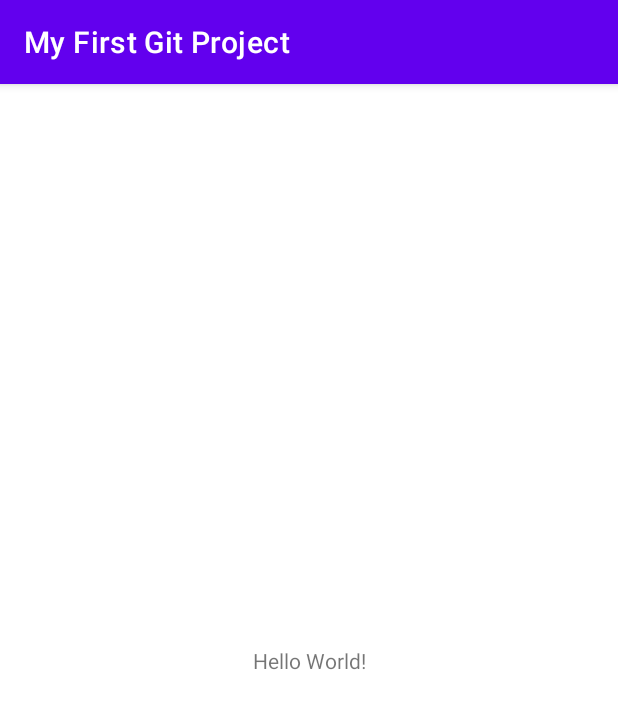
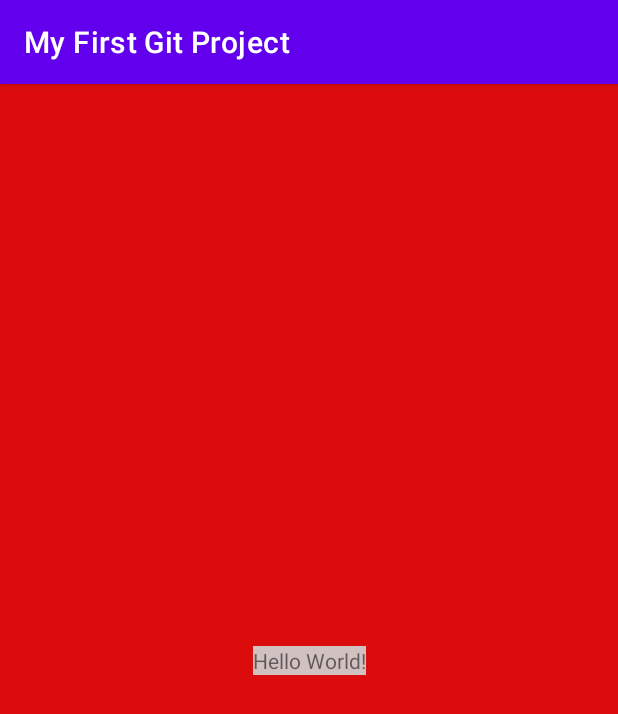
Before and after one commit to VladiYak/MyFirstGitProject, an Android app: the screen it shows after launch (MainActivity), on a phone screen of 412 x 824 dp. Shown: the top 714 px of the screen. Run offline under Robolectric (Android 15) with nearby library versions, the phone set to English and light mode, and no system bars.

Commit message:
Change background color

```diff
--- a/app/src/main/res/layout/activity_main.xml
+++ b/app/src/main/res/layout/activity_main.xml
@@ -4,11 +4,13 @@
     xmlns:tools="http://schemas.android.com/tools"
     android:layout_width="match_parent"
     android:layout_height="match_parent"
+    android:background="#DC0C0C"
     tools:context=".MainActivity">
 
     <TextView
         android:layout_width="wrap_content"
         android:layout_height="wrap_content"
+        android:background="#D1C1C1"
         android:text="Hello World!"
         app:layout_constraintBottom_toBottomOf="parent"
         app:layout_constraintEnd_toEndOf="parent"
```
